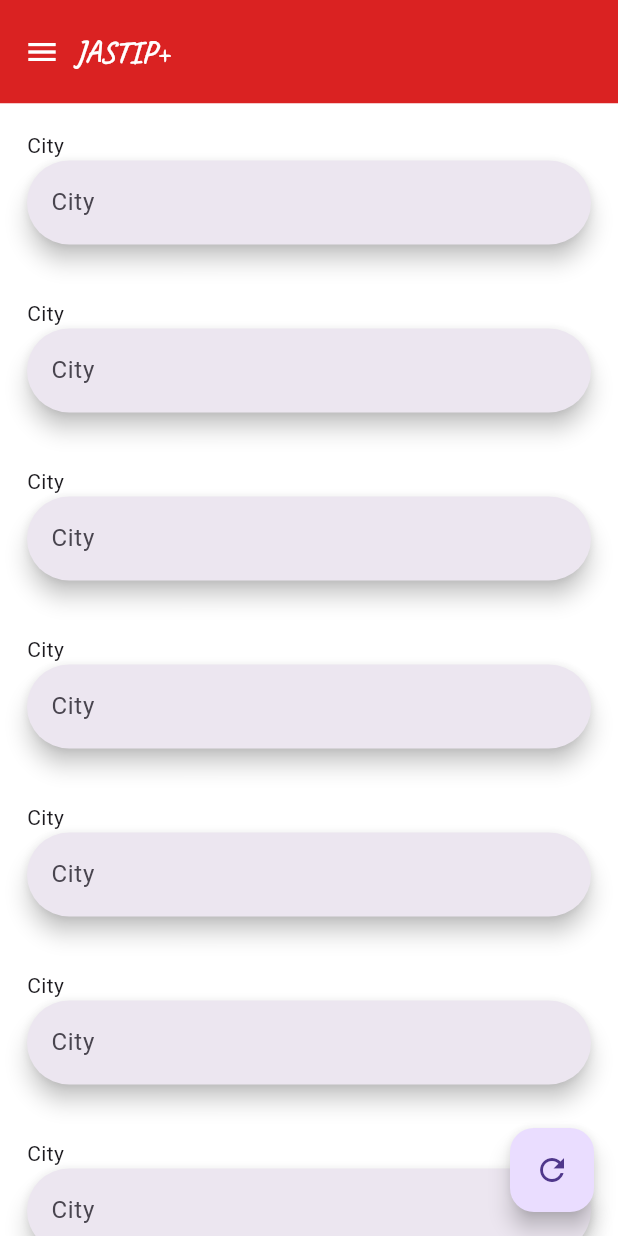
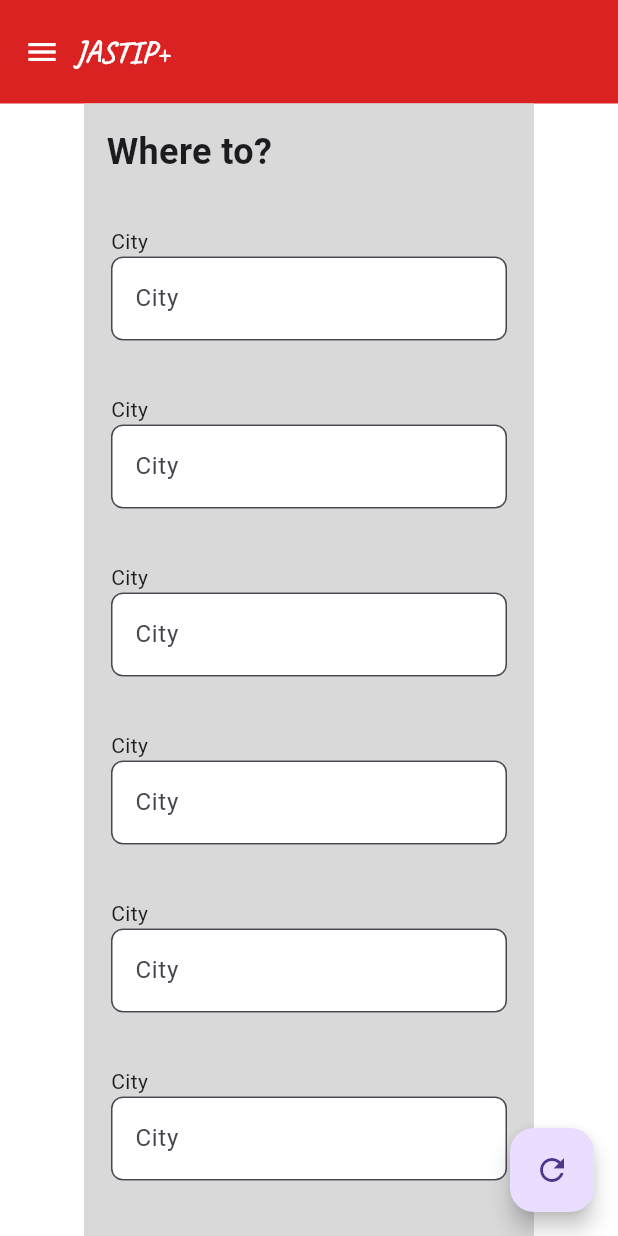
Before and after one commit to mandryskowski/jastip, a Flutter app: the screen it shows after launch, on a phone screen of 412 x 824 dp. Run offline on Flutter 3.47's test engine with Material 3 defaults, Android fonts, the phone set to English and light mode, and no system bars; our stand-ins replace google_fonts.

Commit message:
Updated form box with submit button

```diff
--- a/frontend/jastip/lib/BlankPage.dart
+++ b/frontend/jastip/lib/BlankPage.dart
@@ -14,7 +14,8 @@ class BlankPage extends StatelessWidget {
         children: [
           PageHeader(title: 'JASTIP+'),
           Expanded(
-            child: Formbox(fields: ["City", "City","City","City","City","City","City", "Name", "Date"]),
+            //width: 300,
+            child: Formbox(title: "Where to?", fields: ["City", "City","City","City","City","City","City", "Name", "Date"], constraints: BoxConstraints(maxWidth: 300),),
           )
         ],
       ),
--- a/frontend/jastip/lib/FormBox.dart
+++ b/frontend/jastip/lib/FormBox.dart
@@ -2,38 +2,61 @@ import 'package:flutter/material.dart';
 
 class Formbox extends StatelessWidget {
   const Formbox({
-    super.key,
+    Key? key,
+    required this.title,
     required this.fields,
-  });
+    this.constraints = const BoxConstraints(),
+  }) : super(key: key);
 
+  final String title;
   final List<String> fields;
+  final BoxConstraints constraints;
+
   @override
   Widget build(BuildContext context) {
-
-      return Container(
-        color: const Color.fromARGB(255, 255, 255, 255), // Set background color as needed
+    return ConstrainedBox(
+      constraints: constraints,
+      child: Container(
+        color: const Color.fromRGBO(217, 217, 217, 100), // Set background color as needed
         child: SingleChildScrollView(
-          child: ConstrainedBox(
-            constraints: BoxConstraints(),
-            child: Column(
-              mainAxisAlignment: MainAxisAlignment.spaceBetween,
-              crossAxisAlignment: CrossAxisAlignment.stretch,
-              children: List.generate(
+          child: Column(
+            mainAxisAlignment: MainAxisAlignment.start,
+            crossAxisAlignment: CrossAxisAlignment.stretch,
+            children: [
+              Padding(
+                padding: const EdgeInsets.all(15.0),
+                child: Text(
+                  title,
+                  style: TextStyle(
+                    fontSize: 24,
+                    fontWeight: FontWeight.bold,
+                  ),
+                ),
+              ),
+              ...List.generate(
                 fields.length,
-                (index) => SearchBarWidget(text: fields[index])
+                (index) => SearchBarWidget(text: fields[index]),
               ),
-            ),
+              SubmitButton(
+                onPressed: () {
+                  // Add your submit action here
+                  print("Submit button pressed");
+                },
+                buttonText: 'Submit', // Specify the text for the button
+              ),
+            ],
           ),
         ),
-      );
+      ),
+    );
   }
 }
 
 class SearchBarWidget extends StatelessWidget {
   const SearchBarWidget({
-    super.key,
+    Key? key,
     required this.text,
-  });
+  }) : super(key: key);
 
   final String text;
 
@@ -44,11 +67,105 @@ class SearchBarWidget extends StatelessWidget {
       padding: const EdgeInsets.all(3.0),
       child: Column(
         children: [
-          Align(alignment: Alignment.centerLeft, child:Text(text)),
-          Center(child: SearchBar(hintText: text))
-        ]
+          Align(alignment: Alignment.centerLeft, child: Text(text)),
+          Center(
+            child: SearchBar(
+              hintText: text,
+            ),
+          )
+        ],
       ),
     );
-
   }
 }
+
+class SearchBar extends StatelessWidget {
+  final String hintText;
+
+  const SearchBar({
+    Key? key,
+    required this.hintText,
+  }) : super(key: key);
+
+  @override
+  Widget build(BuildContext context) {
+    return TextField(
+      decoration: InputDecoration(
+        hintText: hintText,
+        border: OutlineInputBorder(
+          borderRadius: BorderRadius.circular(8.0),
+        ),
+        filled: true,
+        fillColor: Colors.white,
+      ),
+    );
+  }
+}
+
+class SubmitButton extends StatefulWidget {
+  final VoidCallback onPressed;
+  final String buttonText;
+
+  const SubmitButton({
+    Key? key,
+    required this.onPressed,
+    required this.buttonText,
+  }) : super(key: key);
+
+  @override
+  _SubmitButtonState createState() => _SubmitButtonState();
+}
+
+class _SubmitButtonState extends State<SubmitButton> {
+  bool isPressed = false;
+
+  @override
+  Widget build(BuildContext context) {
+    return Padding(
+      padding: const EdgeInsets.all(15.0),
+      child: ElevatedButton(
+        onPressed: widget.onPressed,
+        style: ButtonStyle(
+          padding: WidgetStateProperty.all<EdgeInsets>(
+            const EdgeInsets.symmetric(vertical: 12.0),
+          ),
+          backgroundColor: WidgetStateProperty.resolveWith<Color>(
+            (states) {
+              if (states.contains(WidgetState.pressed)) {
+                // Darken color on press
+                return const Color.fromARGB(255, 153, 23, 23);
+              }
+              // Default color
+              return const Color.fromARGB(255, 218, 34, 34);
+            },
+          ),
+          foregroundColor: WidgetStateProperty.resolveWith<Color>(
+            (states) {
+              if (states.contains(WidgetState.pressed)) {
+                // Text color when pressed
+                return Colors.white;
+              }
+              // Default text color
+              return Colors.white;
+            },
+          ),
+          shadowColor: WidgetStateProperty.resolveWith<Color>(
+            (states) {
+              if (states.contains(WidgetState.pressed)) {
+                // Shadow color when pressed
+                return Colors.black.withOpacity(0.8);
+              }
+              // Default shadow color
+              return Colors.black.withOpacity(0.4);
+            },
+          ),
+          elevation: WidgetStateProperty.all<double>(4), // Add elevation
+          minimumSize: WidgetStateProperty.all<Size>(
+            const Size(0, 0),
+          ),
+        ),
+        child: Text(widget.buttonText),
+      ),
+    );
+  }
+}
```
